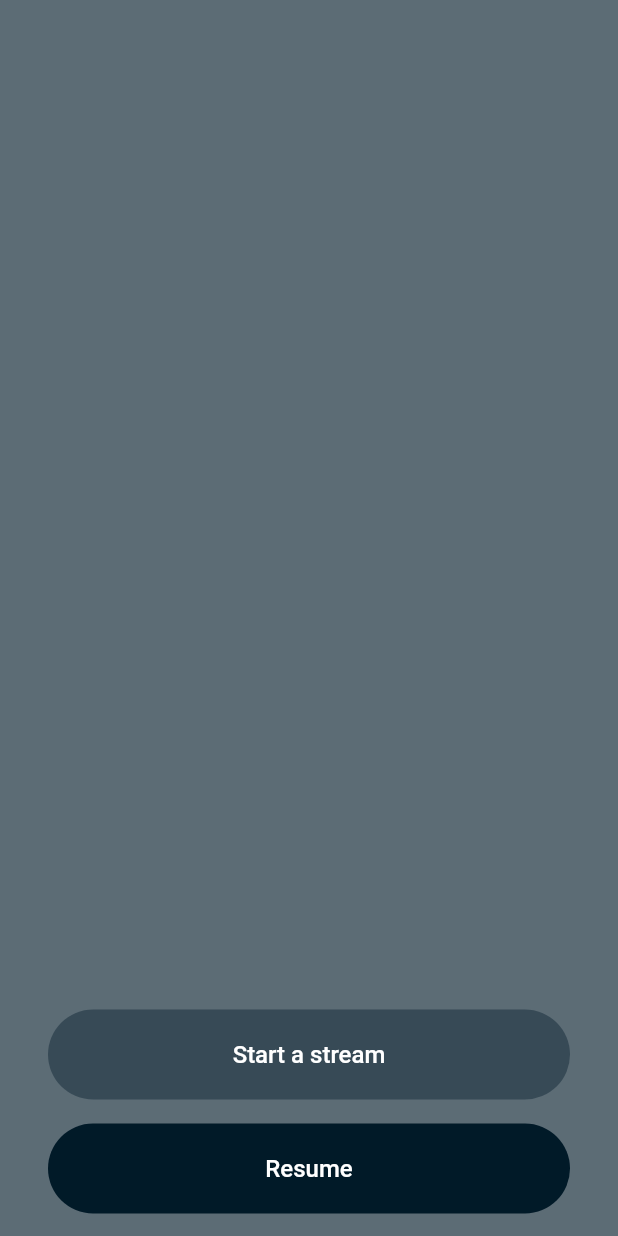
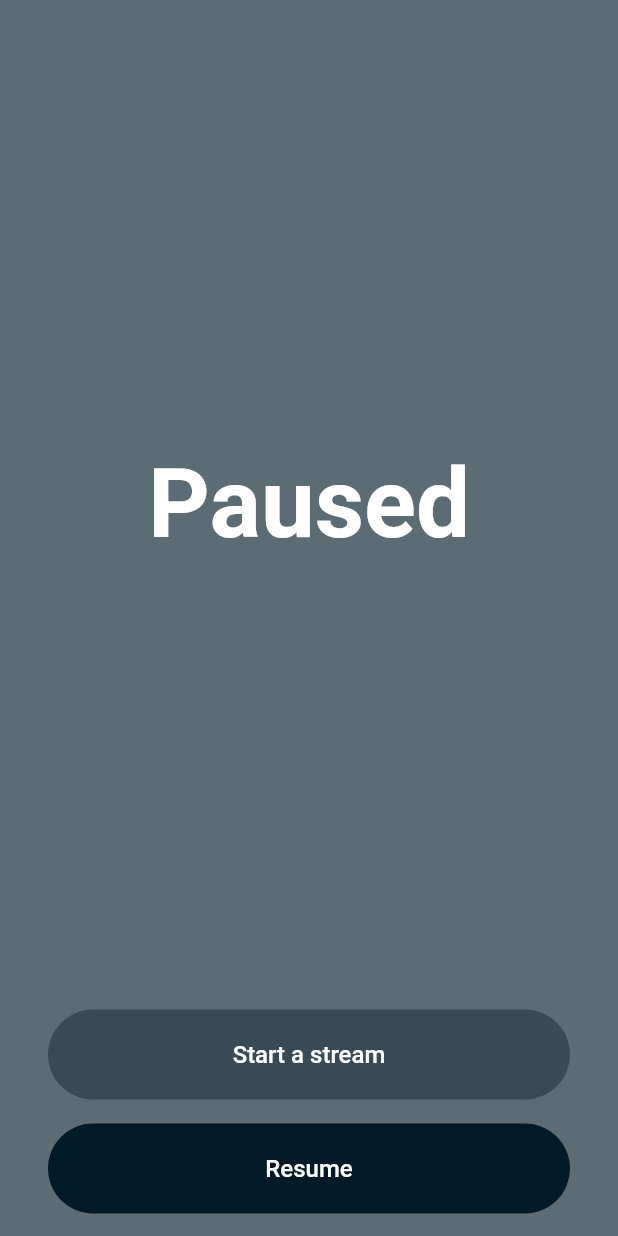
Before and after one commit to artieeg/warpy, a Flutter app: the PausedMenuScreen screen opened by its route, on a phone screen of 412 x 824 dp. Run offline on Flutter 3.47's test engine with Material 2 defaults, Android fonts, the phone set to English and light mode, and no system bars; our stand-ins replace flutter_secure_storage, get_it, video_player; accounts and stored records are empty.

Commit message:
warpy: show text in the paused stream screen

```diff
--- a/warpy/lib/screens/paused_menu.dart
+++ b/warpy/lib/screens/paused_menu.dart
@@ -20,6 +20,7 @@ class PausedMenuScreen extends StatelessWidget {
                   mainAxisAlignment: MainAxisAlignment.end,
                   crossAxisAlignment: CrossAxisAlignment.center,
                   children: [
+                    renderPausedText(context),
                     RoundTextButton("Start a stream"),
                     const SizedBox(height: 16),
                     RoundTextButton("Resume", opaque: true)
@@ -28,4 +29,12 @@ class PausedMenuScreen extends StatelessWidget {
           ),
         ));
   }
+
+  Expanded renderPausedText(BuildContext context) {
+    return Expanded(
+      child: Center(
+        child: Text("Paused", style: Theme.of(context).textTheme.headline1),
+      ),
+    );
+  }
 }
```
Also changed, not shown: warpy/lib/main.dart (+8 -6 lines).
